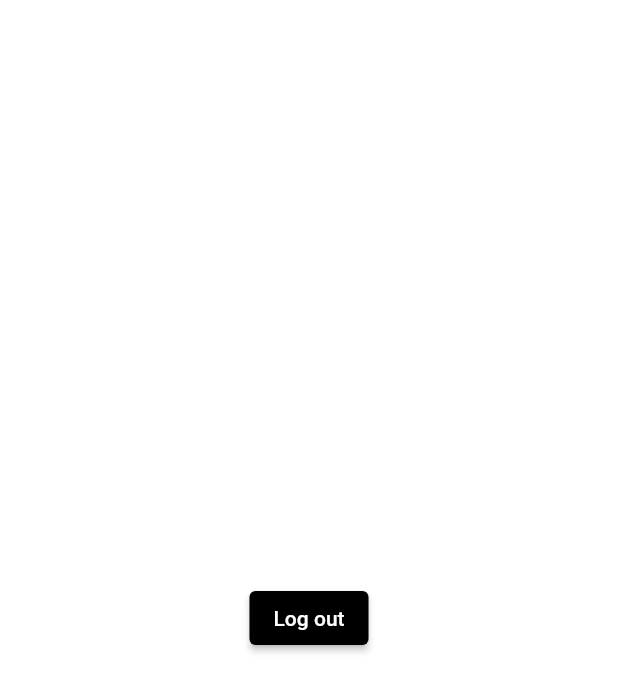
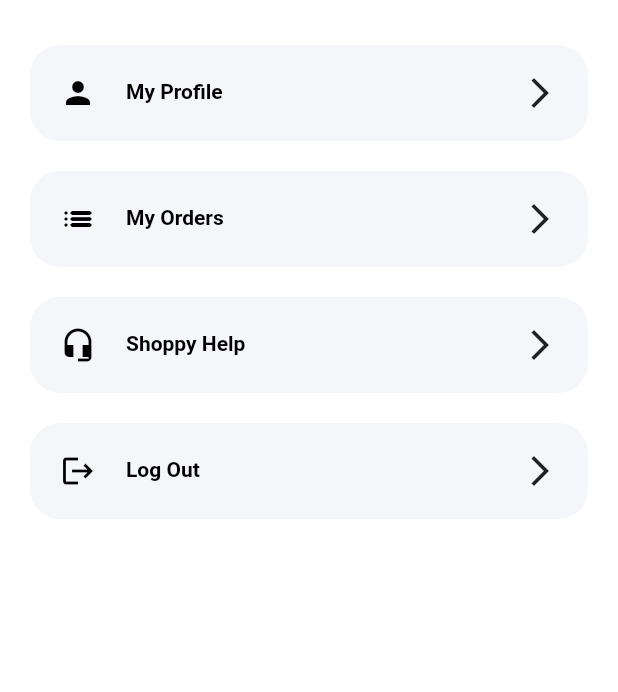
Before and after one commit to HVlad1/ecommerce_flutter, a Flutter app: the ProfileScreen screen opened by its route, on a phone screen of 412 x 824 dp. Shown: the top 692 px of the screen. Run offline on Flutter 3.47's test engine with Material 2 defaults, Android fonts, the phone set to English and light mode, and no system bars; our stand-ins replace bloc, carousel_slider, cloud_firestore, email_validator, equatable, firebase_auth and 4 more; accounts and stored records are empty; generated files the repository leaves out were written again; network calls fail; Roboto replaces fonts that are missing (SanFrancisco).

Commit message:
Creates the profile screen

```diff
--- a/lib/colors.dart
+++ b/lib/colors.dart
@@ -31,4 +31,7 @@ abstract class CustomColors {
   //Highlight text login/register
   static const highlightText = Color.fromARGB(255, 68, 138, 255);
   static const greyText = Color.fromRGBO(158, 158, 158, 1);
+
+  //Background Container Profile Menu
+  static const backgroundContainerProfileMenu = Color(0xFFF5F6F9);
 }
--- a/lib/l10n/app_en.arb
+++ b/lib/l10n/app_en.arb
@@ -250,8 +250,34 @@
     "sendText" : "Send",
     "@sendText": {
         "description": "send text"
+    },
+    "myProfile" : "My Profile",
+    "@myProfile": {
+        "description": "My profile text from profile screen"
+    },
+    "myOrders" : "My Orders",
+    "@myOrders": {
+        "description": "My orders text from profile screen"
+    },
+    "shoppyHelp" : "Shoppy Help",
+    "@shoppyHelp": {
+        "description": "Shoppy text from profile screen"
+    },
+    "logOut" : "Log Out",
+    "@logOut": {
+        "description": "Log Out text from profile screen"
+    },
+    "text1Help" : "How can I benefit from free returns?",
+    "@text1Help": {
+        "description": "Text from modal help"
+    },
+    "text2Help" : "I did not receive the invoice, what do I do?",
+    "@text2Help": {
+        "description": "Text from modal help"
+    },
+    "text3Help" : "I received a defective product, what should I do?",
+    "@text3Help": {
+        "description": "Text from modal help"
     }
 
-
-
 }
--- /dev/null
+++ b/lib/screens/profile_screen/profile_menu.dart
@@ -0,0 +1,47 @@
+import 'package:ecommerce_flutter/themes.dart';
+import 'package:flutter/material.dart';
+
+import '../../colors.dart';
+import '../../spacing.dart';
+
+class ProfileMenu extends StatelessWidget {
+  const ProfileMenu({
+    super.key, required this.title, required this.icon, required this.press,
+  });
+
+  final String title;
+  final IconData icon;
+  final VoidCallback press;
+
+  @override
+  Widget build(BuildContext context) {
+    return Padding(
+      padding: Spacings.paddingProfileMenuContainer,
+      child: GestureDetector(
+        onTap: press,
+        child: Container(
+          decoration: const BoxDecoration(
+              borderRadius: Spacings.borderProfileMenuContainer,
+              color: CustomColors.backgroundContainerProfileMenu),
+          padding: Spacings.paddingProfileMenuContainerContent,
+          child: Row(
+            children:  [
+              Icon(
+                icon ,
+                color: CustomColors.textColorOnWhite,
+              ),
+              const SizedBox(
+                width: Spacings.heightSizedBoxHeader,
+              ),
+              Expanded(
+                  child: Text(
+                title,
+                style: AppThemeData().appThemeData.textTheme.headlineSmall,
+              )),
+              const Icon(Icons.arrow_forward_ios)
+            ],
+          ),
+        ),
+      ),
+    );
+  } }
--- a/lib/screens/profile_screen/profile_screen.dart
+++ b/lib/screens/profile_screen/profile_screen.dart
@@ -1,6 +1,13 @@
 import 'package:ecommerce_flutter/blocs/wishlist/auth/bloc/auth_bloc.dart';
+import 'package:ecommerce_flutter/colors.dart';
+import 'package:ecommerce_flutter/screens/profile_screen/profile_menu.dart';
+import 'package:ecommerce_flutter/screens/profile_screen/profile_menu_help.dart';
+import 'package:ecommerce_flutter/screens/profile_screen/profile_order_screen.dart';
 import 'package:flutter/material.dart';
 import 'package:flutter_bloc/flutter_bloc.dart';
+import 'package:flutter_gen/gen_l10n/app_localizations.dart';
+
+import '../../spacing.dart';
 
 class ProfileScreen extends StatefulWidget {
   const ProfileScreen({super.key});
@@ -13,13 +20,38 @@ class _ProfileScreenState extends State<ProfileScreen> {
   @override
   Widget build(BuildContext context) {
     return Scaffold(
-      backgroundColor: Colors.white,
-      // body: OrderConfirmation(),
-      body: Center(
-        child: ElevatedButton(
-            onPressed: () =>
-                context.read<AuthBloc>().add(const AppEventLogOut()),
-            child: const Text('Log out')),
+      backgroundColor: CustomColors.background,
+      body: Column(
+        children: [
+          const SizedBox(height: Spacings.heightSizedBoxHeader),
+          ProfileMenu(
+            title: AppLocalizations.of(context)!.myProfile,
+            icon: Icons.person,
+            press: () {},
+          ),
+          ProfileMenu(
+            title: AppLocalizations.of(context)!.myOrders,
+            icon: Icons.list_rounded,
+            press: () {
+              Navigator.push(
+                  context,
+                  MaterialPageRoute(
+                      builder: (context) => const ProfileOrderScreen()));
+            },
+          ),
+          ProfileMenu(
+            title: AppLocalizations.of(context)!.shoppyHelp,
+            icon: Icons.headset_mic,
+            press: () {
+              help(context);
+            },
+          ),
+          ProfileMenu(
+            title: AppLocalizations.of(context)!.logOut,
+            icon: Icons.logout,
+            press: () => context.read<AuthBloc>().add(const AppEventLogOut()),
+          ),
+        ],
       ),
     );
   }
--- a/lib/spacing.dart
+++ b/lib/spacing.dart
@@ -96,4 +96,14 @@ abstract class Spacings {
   static const paddingTopContainerResetPassword = EdgeInsets.symmetric(vertical: 5.0);
   static const generalPaddingResetPassword = EdgeInsets.only(left: 25, top: 25, bottom: 50);
   static const paddingTextFormFieldResetPassword = EdgeInsets.all(20.0);
+
+  //Profile Screen
+  static const heightSizedBoxHeader = 20.0;
+  static const paddingProfileMenuContainer = EdgeInsets.symmetric(horizontal: 20, vertical: 10);
+  static const borderProfileMenuContainer = BorderRadius.all(Radius.circular(20.0));
+  static const paddingProfileMenuContainerContent = EdgeInsets.all(20.0);
+  static BorderRadius borderRadiusExpansionTileHelp = BorderRadius.circular(20.0);
+  static const paddingExpansionTileHelp = EdgeInsets.all(8.0);
+  static BorderRadius borderRadiusModalHelp = BorderRadius.circular(20.0);
+  static const paddingContentModal = EdgeInsets.all(14.0);
 }
```
Also changed, not shown: lib/l10n/app_ro.arb (+8 -1 lines), lib/screens/profile_screen/expansion_tile_help.dart (added, +42 -0 lines), lib/screens/profile_screen/profile_menu_help.dart (added, +52 -0 lines), lib/screens/profile_screen/profile_order_screen.dart (added, +20 -0 lines).
